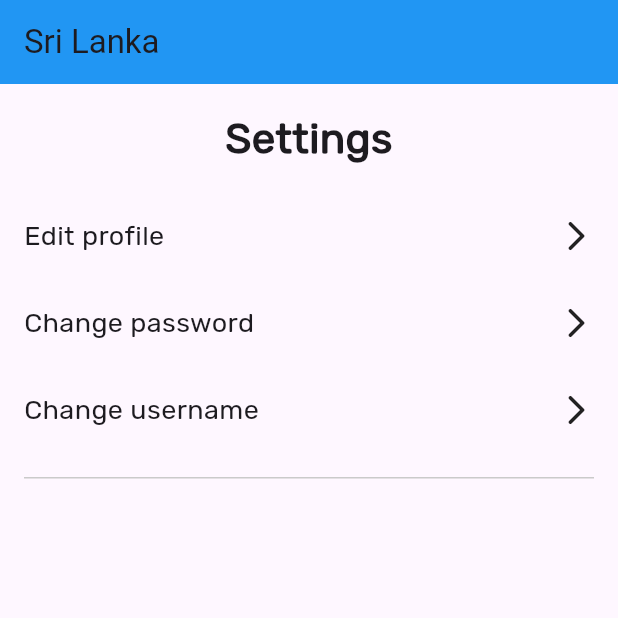
After one commit to randilt/flutter-layouts, a Flutter app: the screen it shows after launch, on a phone screen of 412 x 824 dp, the top half of it. The commit adds this screen. Run offline on Flutter 3.47's test engine with Material 3 defaults, Android fonts, the phone set to English and light mode, and no system bars.

```diff
--- a/lib/main.dart
+++ b/lib/main.dart
@@ -1,5 +1,6 @@
 import 'package:flutter/material.dart';
-import 'package:layouts/screens/homepage3.dart';
+// import 'package:layouts/screens/homepage3.dart';
+import 'package:layouts/screens/settings_page.dart';
 // import 'package:layouts/screens/myhomepage.dart';
 
 void main() {
@@ -16,7 +17,7 @@ class MyApp extends StatelessWidget {
         colorScheme: ColorScheme.fromSeed(seedColor: Colors.deepPurple),
         useMaterial3: true,
       ),
-      home: const Homepage3(),
+      home: const SettingsPage(),
     );
   }
 }
--- /dev/null
+++ b/lib/screens/settings_page.dart
@@ -0,0 +1,53 @@
+import 'package:flutter/material.dart';
+import 'package:layouts/shared/nav_button.dart';
+
+class SettingsPage extends StatelessWidget {
+  const SettingsPage({super.key});
+
+  @override
+  Widget build(BuildContext context) {
+    return Scaffold(
+        appBar: AppBar(
+          title: const Text('Sri Lanka'),
+          backgroundColor: Colors.blue,
+        ),
+        body: Column(
+          children: [
+            Container(
+              margin: const EdgeInsets.all(16),
+              child: const Center(
+                child: Text(
+                  "Settings",
+                  textAlign: TextAlign.center,
+                  style: TextStyle(
+                      fontSize: 28,
+                      fontWeight: FontWeight.w700,
+                      fontFamily: 'Rubik'),
+                ),
+              ),
+            ),
+            const NavButton(
+              '',
+              text: 'Edit profile',
+            ),
+            const NavButton(
+              '',
+              text: 'Change password',
+            ),
+            const NavButton(
+              '',
+              text: 'Change username',
+            ),
+            Container(
+              margin: const EdgeInsets.all(16),
+              child: const Center(
+                child: Divider(
+                  color: Color(0xFFCACACA),
+                  height: 1,
+                ),
+              ),
+            ),
+          ],
+        ));
+  }
+}
--- /dev/null
+++ b/lib/shared/nav_button.dart
@@ -0,0 +1,26 @@
+import 'package:flutter/material.dart';
+
+class NavButton extends StatelessWidget {
+  final String text;
+  const NavButton(String s, {super.key, required this.text});
+
+  @override
+  Widget build(BuildContext context) {
+    return Container(
+        margin: const EdgeInsets.all(16),
+        child: Row(
+          mainAxisAlignment: MainAxisAlignment.spaceBetween,
+          children: [
+            Text(
+              text,
+              style: const TextStyle(
+                fontSize: 18,
+                fontWeight: FontWeight.w400,
+                fontFamily: 'Rubik',
+              ),
+            ),
+            const Icon(Icons.arrow_forward_ios_rounded)
+          ],
+        ));
+  }
+}
```
Also changed, not shown: pubspec.yaml (+5 -11 lines), assets/fonts/Rubik-Regular.ttf (added).
